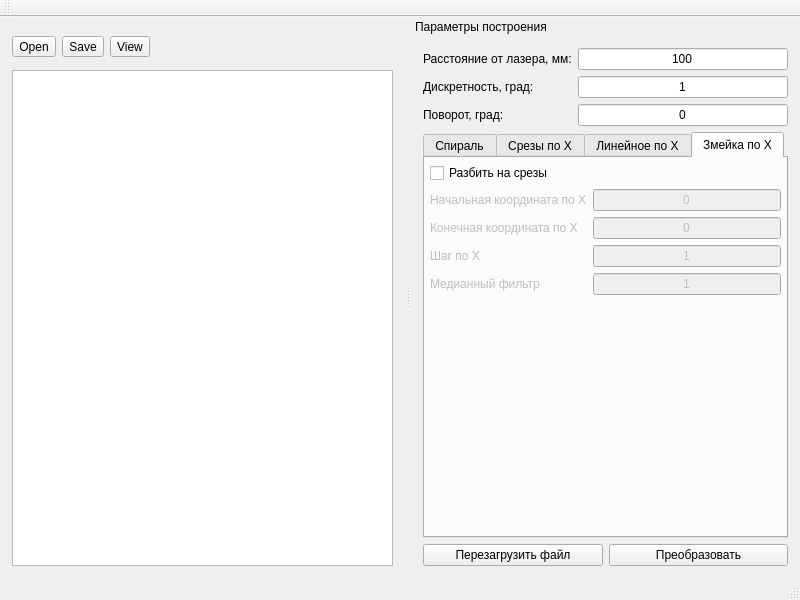
ApplicationsForge/Scan2Slice, file app/Scan2Slice/gui/mainwindow.ui: the form before one commit.
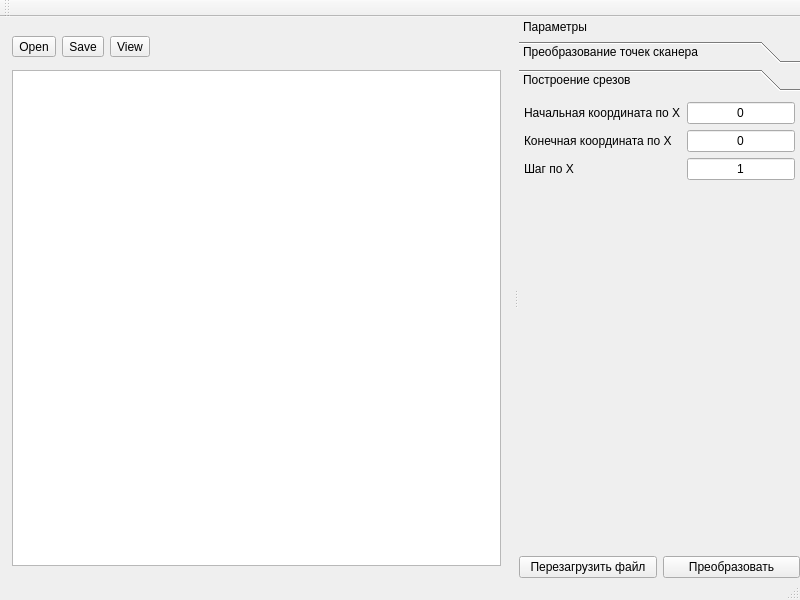
The form after the commit. The open tabs and pages were chosen to show the change. Icons and pictures are not drawn.

Commit message: Разделил преобразование точек после сканера и разрезание модели

The edit to the form file:
```diff
--- a/app/Scan2Slice/gui/mainwindow.ui
+++ b/app/Scan2Slice/gui/mainwindow.ui
@@ -177,6 +177,12 @@
   </widget>
   <widget class="QStatusBar" name="statusBar"/>
   <widget class="QDockWidget" name="dockWidget">
+   <property name="sizePolicy">
+    <sizepolicy hsizetype="Preferred" vsizetype="Preferred">
+     <horstretch>0</horstretch>
+     <verstretch>0</verstretch>
+    </sizepolicy>
+   </property>
    <property name="features">
     <set>QDockWidget::NoDockWidgetFeatures</set>
    </property>
@@ -184,7 +190,7 @@
     <set>Qt::RightDockWidgetArea</set>
    </property>
    <property name="windowTitle">
-    <string>Параметры построения</string>
+    <string>Параметры</string>
    </property>
    <attribute name="dockWidgetArea">
     <number>2</number>
@@ -195,16 +201,49 @@
       <number>-1</number>
      </property>
      <property name="leftMargin">
-      <number>12</number>
+      <number>0</number>
      </property>
      <property name="topMargin">
-      <number>12</number>
+      <number>5</number>
      </property>
      <property name="rightMargin">
-      <number>12</number>
+      <number>0</number>
      </property>
      <property name="bottomMargin">
-      <number>12</number>
+      <number>0</number>
+     </property>
+     <item>
+      <widget class="QToolBox" name="actionTypeToolBox">
+       <property name="currentIndex">
+        <number>0</number>
+       </property>
+       <widget class="QWidget" name="decorateScanPage">
+        <property name="geometry">
+         <rect>
+          <x>0</x>
+          <y>0</y>
+          <width>424</width>
+          <height>393</height>
+         </rect>
+        </property>
+        <attribute name="label">
+         <string>Преобразование точек сканера</string>
+        </attribute>
+        <layout class="QVBoxLayout" name="verticalLayout_2">
+         <property name="spacing">
+          <number>-1</number>
+         </property>
+         <property name="leftMargin">
+          <number>5</number>
+         </property>
+         <property name="topMargin">
+          <number>5</number>
+         </property>
+         <property name="rightMargin">
+          <number>5</number>
+         </property>
+         <property name="bottomMargin">
+          <number>5</number>
      </property>
      <item>
       <widget class="QWidget" name="scanToSliceParamsWidget" native="true">
@@ -317,7 +356,7 @@
         <enum>QTabWidget::Rounded</enum>
        </property>
        <property name="currentIndex">
-        <number>3</number>
+            <number>2</number>
        </property>
        <property name="elideMode">
         <enum>Qt::ElideRight</enum>
@@ -500,11 +539,23 @@
          </item>
         </layout>
        </widget>
-       <widget class="QWidget" name="snakeTab">
-        <attribute name="title">
-         <string>Змейка по X</string>
+          </widget>
+         </item>
+        </layout>
+       </widget>
+       <widget class="QWidget" name="splitToSlicesPage">
+        <property name="geometry">
+         <rect>
+          <x>0</x>
+          <y>0</y>
+          <width>370</width>
+          <height>393</height>
+         </rect>
+        </property>
+        <attribute name="label">
+         <string>Построение срезов</string>
         </attribute>
-        <layout class="QGridLayout" name="gridLayout_5">
+        <layout class="QGridLayout" name="gridLayout_8">
          <property name="leftMargin">
           <number>5</number>
          </property>
@@ -517,89 +568,53 @@
          <property name="bottomMargin">
           <number>5</number>
          </property>
-         <item row="1" column="1">
-          <widget class="QLineEdit" name="lowerBoundLineEdit">
-           <property name="enabled">
-            <bool>false</bool>
-           </property>
-           <property name="text">
-            <string>0</string>
-           </property>
-           <property name="alignment">
-            <set>Qt::AlignCenter</set>
-           </property>
-          </widget>
-         </item>
-         <item row="0" column="0">
-          <widget class="QCheckBox" name="getSlicesCheckBox">
-           <property name="enabled">
-            <bool>true</bool>
-           </property>
-           <property name="text">
-            <string>Разбить на срезы</string>
-           </property>
-          </widget>
-         </item>
-         <item row="5" column="0" colspan="2">
-          <spacer name="verticalSpacer_3">
-           <property name="orientation">
-            <enum>Qt::Vertical</enum>
-           </property>
-           <property name="sizeHint" stdset="0">
-            <size>
-             <width>20</width>
-             <height>100</height>
-            </size>
-           </property>
-          </spacer>
-         </item>
-         <item row="3" column="0">
-          <widget class="QLabel" name="sliceStepLabel">
-           <property name="enabled">
-            <bool>false</bool>
-           </property>
-           <property name="text">
-            <string>Шаг по X</string>
-           </property>
-          </widget>
-         </item>
-         <item row="3" column="1">
-          <widget class="QLineEdit" name="sliceStepLineEdit">
-           <property name="enabled">
-            <bool>false</bool>
-           </property>
-           <property name="text">
-            <string>1</string>
-           </property>
-           <property name="alignment">
-            <set>Qt::AlignCenter</set>
-           </property>
-          </widget>
-         </item>
-         <item row="2" column="0">
+         <item row="1" column="0">
           <widget class="QLabel" name="upperBoundLabel">
            <property name="enabled">
-            <bool>false</bool>
+            <bool>true</bool>
            </property>
            <property name="text">
             <string>Конечная координата по X</string>
            </property>
           </widget>
          </item>
-         <item row="1" column="0">
+         <item row="2" column="0">
+          <widget class="QLabel" name="sliceStepLabel">
+           <property name="enabled">
+            <bool>true</bool>
+           </property>
+           <property name="text">
+            <string>Шаг по X</string>
+           </property>
+          </widget>
+         </item>
+         <item row="0" column="1">
+          <widget class="QLineEdit" name="lowerBoundLineEdit">
+           <property name="enabled">
+            <bool>true</bool>
+           </property>
+           <property name="text">
+            <string>0</string>
+           </property>
+           <property name="alignment">
+            <set>Qt::AlignCenter</set>
+           </property>
+          </widget>
+         </item>
+         <item row="0" column="0">
           <widget class="QLabel" name="lowerBoundLabel">
            <property name="enabled">
-            <bool>false</bool>
+            <bool>true</bool>
            </property>
            <property name="text">
             <string>Начальная координата по X</string>
            </property>
           </widget>
          </item>
-         <item row="2" column="1">
+         <item row="1" column="1">
           <widget class="QLineEdit" name="upperBoundLineEdit">
            <property name="enabled">
-            <bool>false</bool>
+            <bool>true</bool>
            </property>
            <property name="text">
             <string>0</string>
@@ -609,23 +624,23 @@
            </property>
           </widget>
          </item>
-         <item row="4" column="0">
-          <widget class="QLabel" name="medianFilterLabel">
-           <property name="enabled">
-            <bool>false</bool>
+         <item row="3" column="0" colspan="2">
+          <spacer name="verticalSpacer_3">
+           <property name="orientation">
+            <enum>Qt::Vertical</enum>
            </property>
-           <property name="toolTip">
-            <string>Максимальное отклоенение по оси X от среднего значения</string>
+           <property name="sizeHint" stdset="0">
+            <size>
+             <width>20</width>
+             <height>40</height>
+            </size>
            </property>
-           <property name="text">
-            <string>Медианный фильтр</string>
-           </property>
-          </widget>
+          </spacer>
          </item>
-         <item row="4" column="1">
-          <widget class="QLineEdit" name="medianFilterLineEdit">
+         <item row="2" column="1">
+          <widget class="QLineEdit" name="sliceStepLineEdit">
            <property name="enabled">
-            <bool>false</bool>
+            <bool>true</bool>
            </property>
            <property name="text">
             <string>1</string>
```
Left out of the diff: 31 changed lines with no effect on the pictures. Lines whose indentation alone changed are shown as unchanged. The commit also changes 9 other files.
